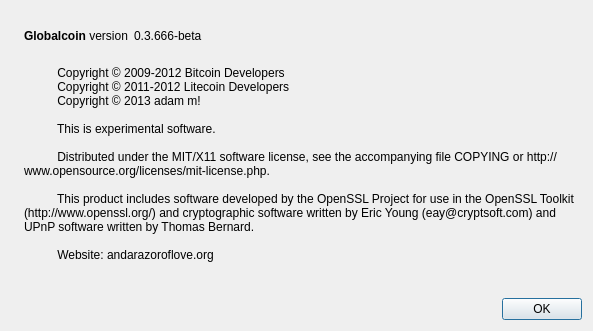
The window that src/qt/forms/aboutdialog.ui (CryptoParts/GlobalCoin) describes before a commit, drawn with Qt 5.
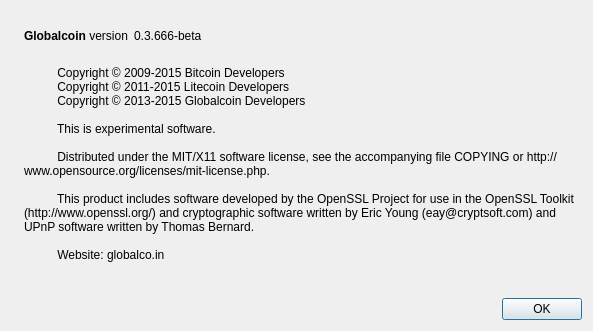
The same window after the commit. Icons and pictures are not drawn.

Diff of the .ui file:
```diff
--- a/src/qt/forms/aboutdialog.ui
+++ b/src/qt/forms/aboutdialog.ui
@@ -95,9 +95,9 @@
        </property>
        <property name="text">
         <string>
-          Copyright © 2009-2012 Bitcoin Developers
-          Copyright © 2011-2012 Litecoin Developers
-          Copyright © 2013 adam m!
+          Copyright © 2009-2015 Bitcoin Developers
+          Copyright © 2011-2015 Litecoin Developers
+          Copyright © 2013-2015 Globalcoin Developers
 
           This is experimental software.
 
@@ -105,7 +105,7 @@
 
           This product includes software developed by the OpenSSL Project for use in the OpenSSL Toolkit (http://www.openssl.org/) and cryptographic software written by Eric Young (eay@cryptsoft.com) and UPnP software written by Thomas Bernard.
 
-          Website: andarazoroflove.org
+          Website: globalco.in
         </string>
        </property>
        <property name="wordWrap">
```
